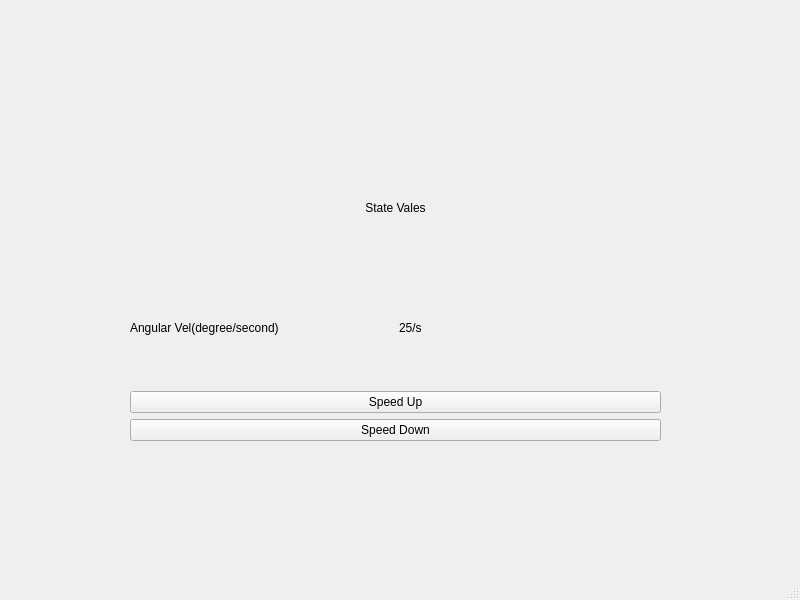
Above: TestSuite/TestSuite/mainwindow.ui from sezgink/TestSuitOnQT before the change. Below: the same form after it.
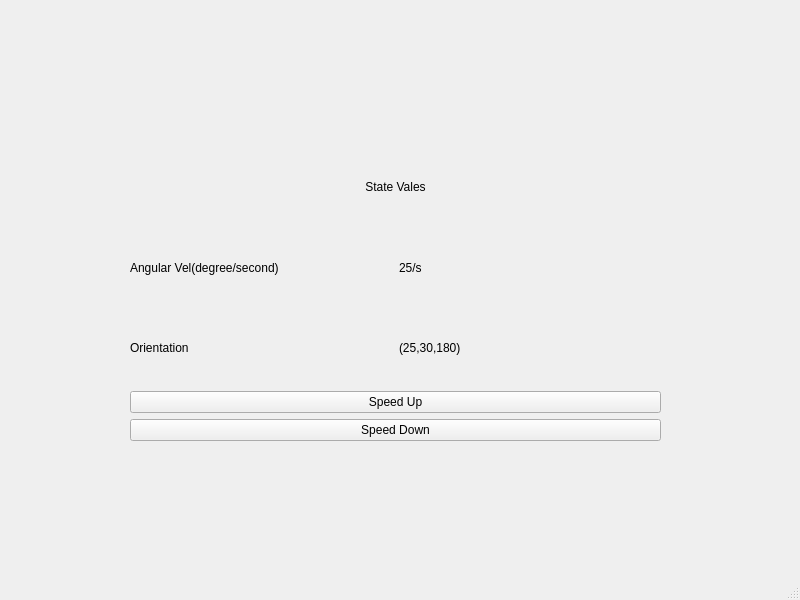
That is the form after the change.

Commit message: Custom signal lib for FFT of input

Patch:
```diff
--- a/TestSuite/TestSuite/mainwindow.ui
+++ b/TestSuite/TestSuite/mainwindow.ui
@@ -52,6 +52,24 @@
        </item>
       </layout>
      </item>
+     <item>
+      <layout class="QHBoxLayout" name="horizontalLayout_2">
+       <item>
+        <widget class="QLabel" name="label_4">
+         <property name="text">
+          <string>Orientation</string>
+         </property>
+        </widget>
+       </item>
+       <item>
+        <widget class="QLabel" name="orientation_label">
+         <property name="text">
+          <string>(25,30,180)</string>
+         </property>
+        </widget>
+       </item>
+      </layout>
+     </item>
      <item>
       <widget class="QPushButton" name="pushButton">
        <property name="text">
```
The commit also changes 2 other files.
